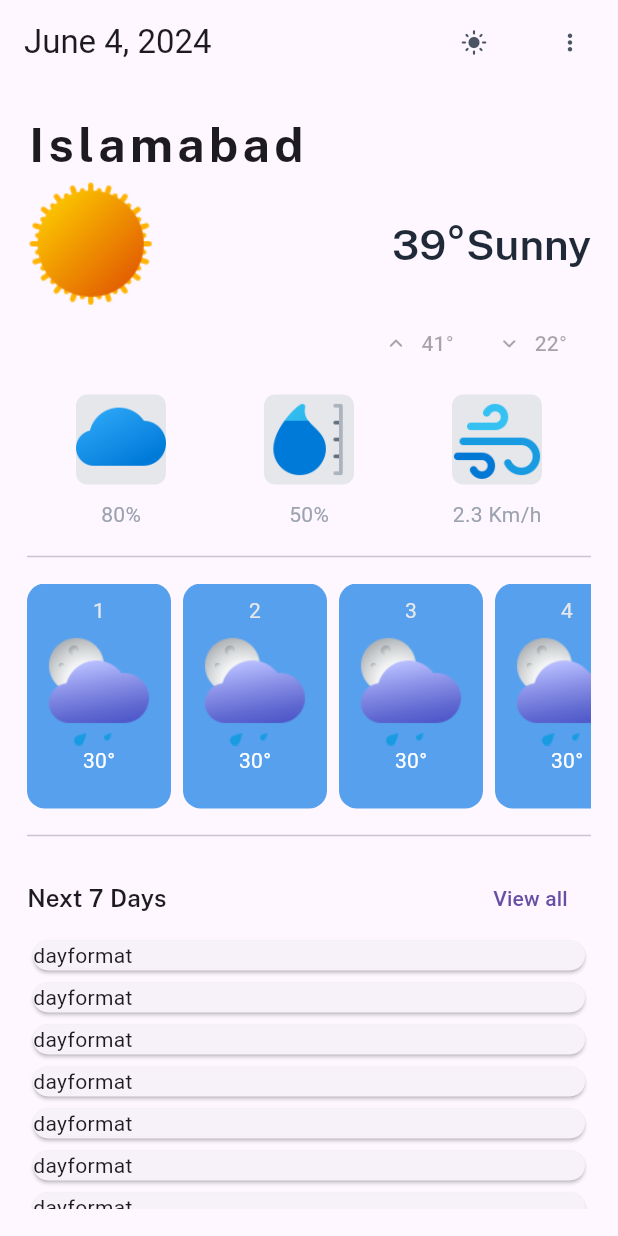
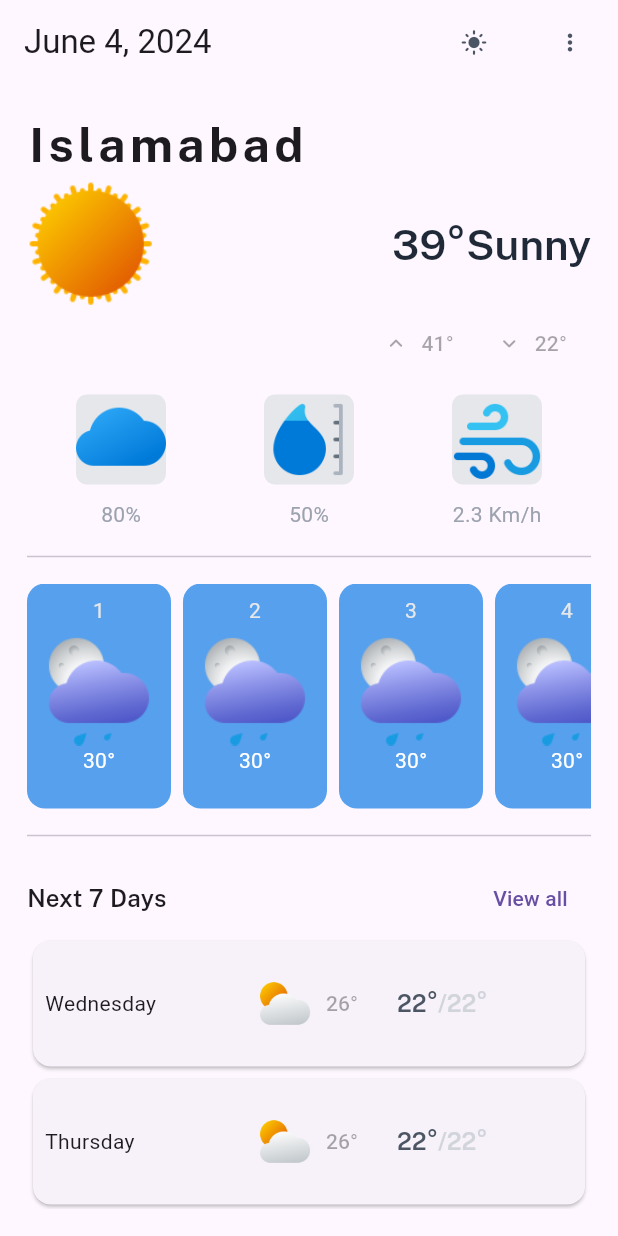
Before and after one commit to Has5an-Ali/WeatherUI, a Flutter app: the screen it shows after launch, on a phone screen of 412 x 824 dp. Run offline on Flutter 3.47's test engine with Material 3 defaults, Android fonts, the phone set to English and light mode, and no system bars; our stand-ins replace velocity_x.

Commit message:
Weather Ui Completed

```diff
--- a/weatheruiapp/lib/main.dart
+++ b/weatheruiapp/lib/main.dart
@@ -160,15 +160,47 @@ class WeatherUi extends StatelessWidget {
                 ],
               ),
               ListView.builder(
+                  physics: NeverScrollableScrollPhysics(),
                   shrinkWrap: true,
                   itemCount: 7,
                   itemBuilder: (BuildContext context, int index) {
-                    var dayformat = DateFormat("EEEE")
+                    var day = DateFormat('EEEE')
                         .format(DateTime.now().add(Duration(days: index + 1)));
                     return Card(
                       child: Container(
+                        padding:
+                            EdgeInsets.symmetric(vertical: 14, horizontal: 8),
                         child: Row(
-                          children: ["dayformat".text.make()],
+                          mainAxisAlignment: MainAxisAlignment.spaceBetween,
+                          children: [
+                            Expanded(child: day.text.make()),
+                            Expanded(
+                              child: TextButton.icon(
+                                  onPressed: null,
+                                  icon: Image.asset(
+                                    'assets/weather/02d.png',
+                                    width: 40,
+                                  ),
+                                  label: "26$degree".text.make()),
+                            ),
+                            Expanded(
+                              child: RichText(
+                                  text: TextSpan(children: [
+                                TextSpan(
+                                    text: "22$degree",
+                                    style: TextStyle(
+                                        color: Vx.gray600,
+                                        fontFamily: semibold,
+                                        fontSize: 16)),
+                                TextSpan(
+                                    text: "/22$degree",
+                                    style: TextStyle(
+                                        color: Vx.gray300,
+                                        fontFamily: semibold,
+                                        fontSize: 16))
+                              ])),
+                            )
+                          ],
                         ),
                       ),
                     );
```
